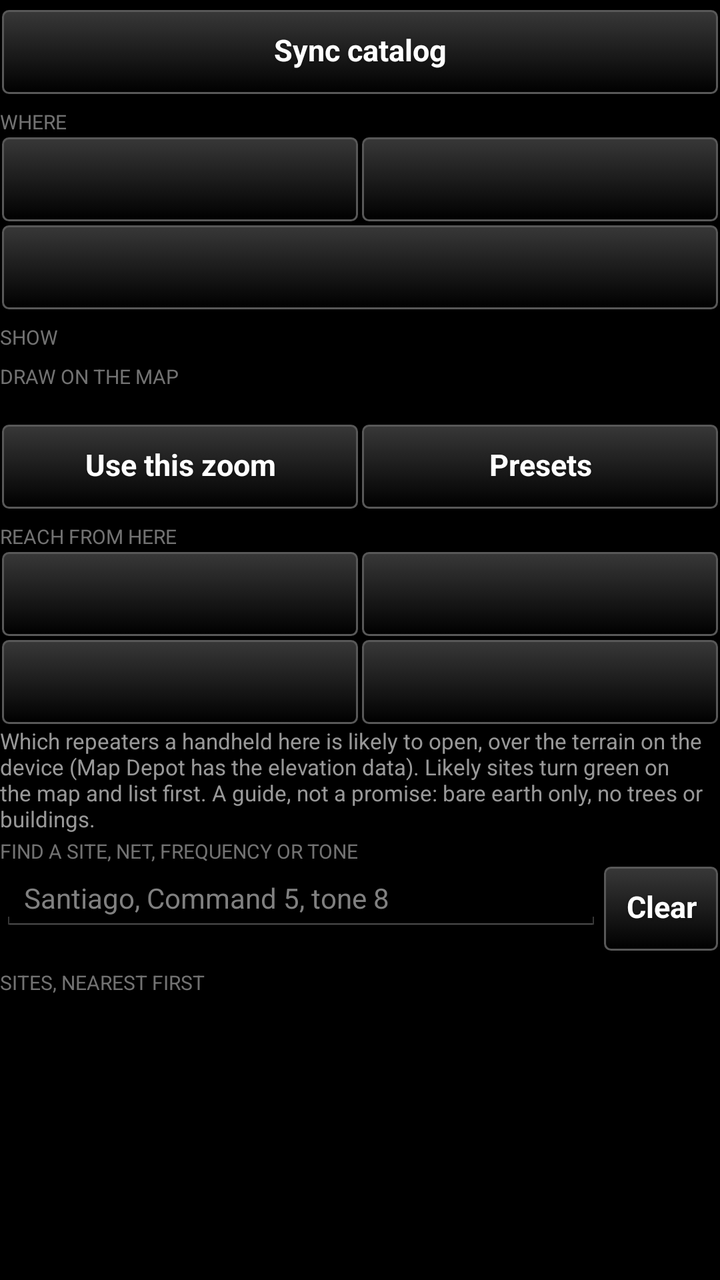
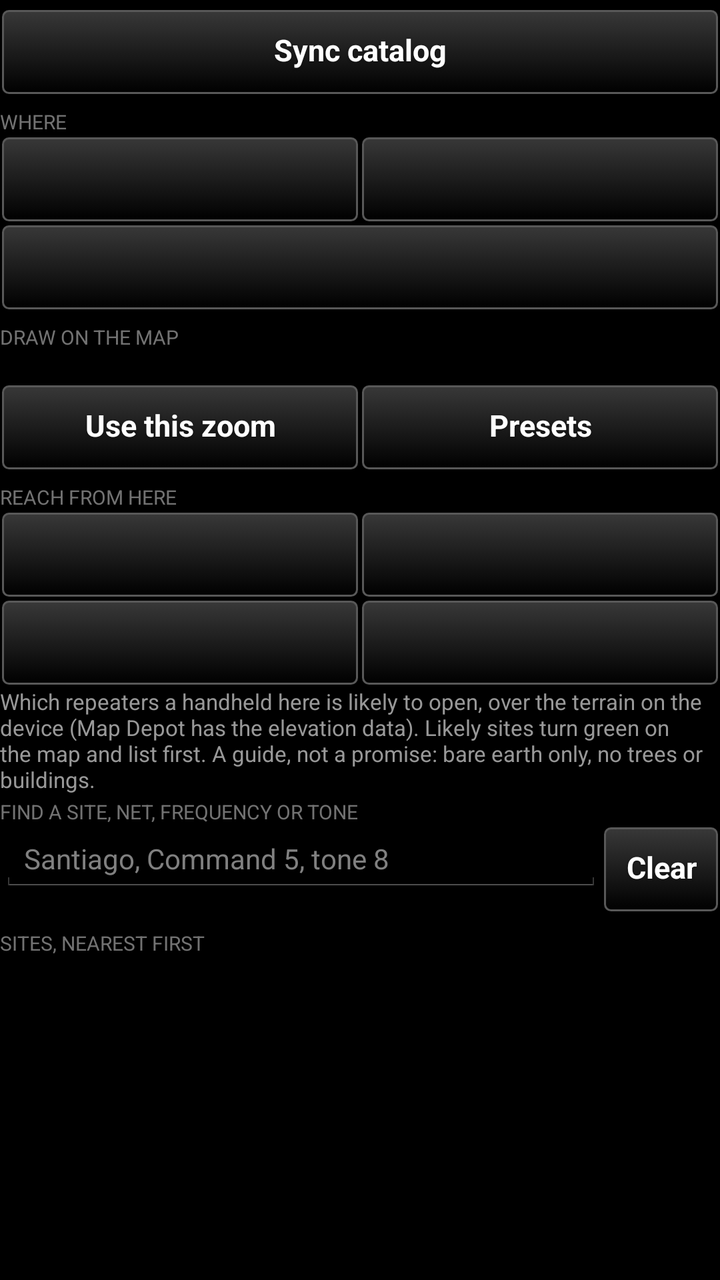

The first picture is an Android layout as it rendered before a commit; the second is the same layout after the commit. The layout source and the unified diff follow.
<!-- AndroidManifest.xml: application theme AppTheme -->
<!-- res/layout/controls_header.xml -->
<?xml version="1.0" encoding="utf-8"?>
<LinearLayout xmlns:android="http://schemas.android.com/apk/res/android"
    android:layout_width="match_parent"
    android:layout_height="wrap_content"
    android:orientation="vertical">

    
    <Button
        style="@style/TakwerxButton"
        android:id="@+id/sync"
        android:layout_width="match_parent"
        android:layout_height="wrap_content"
        android:layout_marginTop="4dp"
        android:text="@string/resync" />

    <TextView
        android:layout_width="match_parent"
        android:layout_height="wrap_content"
        android:text="Where"
        android:textSize="10sp"
        android:textAllCaps="true"
        android:paddingTop="6dp"
        android:alpha="0.6" />

    <LinearLayout
        android:layout_width="match_parent"
        android:layout_height="wrap_content"
        android:orientation="horizontal">

        <Button
            style="@style/TakwerxButton"
            android:id="@+id/state"
            android:layout_width="0dp"
            android:layout_weight="1"
            android:layout_height="wrap_content" />

        
        <Button
            style="@style/TakwerxButton"
            android:id="@+id/from"
            android:layout_width="0dp"
            android:layout_weight="1"
            android:layout_height="wrap_content" />
    </LinearLayout>

    <Button
        style="@style/TakwerxButton"
        android:id="@+id/radius"
        android:layout_width="match_parent"
        android:layout_height="wrap_content" />

    <TextView
        android:layout_width="match_parent"
        android:layout_height="wrap_content"
        android:text="Show"
        android:textSize="10sp"
        android:textAllCaps="true"
        android:paddingTop="6dp"
        android:alpha="0.6" />

    
    <LinearLayout
        android:id="@+id/agencies"
        android:layout_width="match_parent"
        android:layout_height="wrap_content"
        android:orientation="vertical" />

    <TextView
        android:layout_width="match_parent"
        android:layout_height="wrap_content"
        android:text="Draw on the map"
        android:textSize="10sp"
        android:textAllCaps="true"
        android:paddingTop="6dp"
        android:alpha="0.6" />

    <TextView
        android:id="@+id/zoom_label"
        android:layout_width="match_parent"
        android:layout_height="wrap_content"
        android:textSize="12sp" />

    <LinearLayout
        android:layout_width="match_parent"
        android:layout_height="wrap_content"
        android:orientation="horizontal">

        <Button
            style="@style/TakwerxButton"
            android:id="@+id/zoom_set"
            android:layout_width="0dp"
            android:layout_weight="1"
            android:layout_height="wrap_content"
            android:text="Use this zoom" />

        <Button
            style="@style/TakwerxButton"
            android:id="@+id/zoom_preset"
            android:layout_width="0dp"
            android:layout_weight="1"
            android:layout_height="wrap_content"
            android:text="Presets" />
    </LinearLayout>

    <TextView
        android:layout_width="match_parent"
        android:layout_height="wrap_content"
        android:text="Reach from here"
        android:textSize="10sp"
        android:textAllCaps="true"
        android:paddingTop="6dp"
        android:alpha="0.6" />

    <LinearLayout
        android:layout_width="match_parent"
        android:layout_height="wrap_content"
        android:orientation="horizontal">

        
        <Button
            style="@style/TakwerxButton"
            android:id="@+id/me_viewshed"
            android:layout_width="0dp"
            android:layout_weight="1"
            android:layout_height="wrap_content" />

        <Button
            style="@style/TakwerxButton"
            android:id="@+id/only_likely"
            android:layout_width="0dp"
            android:layout_weight="1"
            android:layout_height="wrap_content" />
    </LinearLayout>

    <LinearLayout
        android:layout_width="match_parent"
        android:layout_height="wrap_content"
        android:orientation="horizontal">

        
        <Button
            style="@style/TakwerxButton"
            android:id="@+id/me_height"
            android:layout_width="0dp"
            android:layout_weight="1"
            android:layout_height="wrap_content" />

        
        <Button
            style="@style/TakwerxButton"
            android:id="@+id/viewshed_range"
            android:layout_width="0dp"
            android:layout_weight="1"
            android:layout_height="wrap_content" />
    </LinearLayout>

    <TextView
        android:id="@+id/viewshed_note"
        android:layout_width="match_parent"
        android:layout_height="wrap_content"
        android:text="@string/viewshed_note"
        android:textSize="11sp"
        android:alpha="0.8" />

    <TextView
        android:layout_width="match_parent"
        android:layout_height="wrap_content"
        android:text="Find a site, net, frequency or tone"
        android:textSize="10sp"
        android:textAllCaps="true"
        android:paddingTop="2dp"
        android:alpha="0.6" />

    
    <LinearLayout
        android:layout_width="match_parent"
        android:layout_height="wrap_content"
        android:orientation="horizontal"
        android:baselineAligned="false">

        <EditText
            android:id="@+id/search"
            android:layout_width="0dp"
            android:layout_weight="1"
            android:layout_height="wrap_content"
            android:hint="@string/search_hint"
            android:inputType="text"
            android:maxLines="1"
            android:textSize="14sp" />

        <Button
            style="@style/TakwerxButton"
            android:id="@+id/search_clear"
            android:layout_width="wrap_content"
            android:layout_height="wrap_content"
            android:layout_gravity="center_vertical"
            android:text="@string/clear" />
    </LinearLayout>

    <TextView
        android:layout_width="match_parent"
        android:layout_height="wrap_content"
        android:text="Sites, nearest first"
        android:textSize="10sp"
        android:textAllCaps="true"
        android:paddingTop="8dp"
        android:alpha="0.6" />

</LinearLayout>
<!-- resources referenced by this layout -->
<resources>
  <string name="clear">Clear</string>
  <string name="resync">Sync catalog</string>
  <string name="search_hint">Santiago, Command 5, tone 8</string>
  <string name="viewshed_note">Which repeaters a handheld here is likely to open, over the terrain on the device (Map Depot has the elevation data). Likely sites turn green on the map and list first. A guide, not a promise: bare earth only, no trees or buildings.</string>
  <style name="TakwerxButton" parent="@style/darkButton">
          <item name="android:paddingLeft">12dp</item>
          <item name="android:paddingRight">12dp</item>
          <item name="android:paddingTop">6dp</item>
          <item name="android:paddingBottom">8dp</item>
          <item name="android:minHeight">44dp</item>
          <item name="android:minWidth">0dp</item>
          <item name="android:textSize">15sp</item>
          <item name="android:singleLine">true</item>
          <item name="android:ellipsize">end</item>
      </style>
  <style name="AppTheme" parent="@android:style/Theme.Holo">
          <item name="android:buttonStyle">@android:style/Widget.Button</item>
          <item name="android:imageButtonStyle">@android:style/Widget.Button</item>
          <item name="android:buttonStyleToggle">@android:style/Widget.Button</item>
          <item name="android:spinnerStyle">@style/ATAKSpinner</item>
          <item name="android:spinnerItemStyle">@style/ATAKSpinnerItem</item>
          <item name="android:editTextStyle">@style/ATAKEditText</item>
      </style>
  <style name="darkButton" parent="@android:style/Widget.Button">
          <item name="android:background">@drawable/btn_gray</item>
          <item name="android:shadowColor">@color/darker_gray</item>
          <item name="android:shadowDy">1</item>
          <item name="android:shadowRadius">2</item>
          <item name="android:textColor">@color/white</item>
          <item name="android:textStyle">bold</item>
          <item name="android:paddingTop">0dp</item>
          <item name="android:paddingBottom">3dp</item>
          <item name="android:textSize">@dimen/fontSize</item>
      </style>
  <style name="ATAKSpinner" parent="@android:style/Widget.Spinner">
          <item name="android:spinnerMode">dialog</item>
      </style>
  <style name="ATAKSpinnerItem">
          <item name="android:textColor">@android:color/white</item>
          <item name="android:dropDownVerticalOffset">0dip</item>
          <item name="android:dropDownHorizontalOffset">0dip</item>
          <item name="android:dropDownWidth">wrap_content</item>
          <item name="android:gravity">left|center_vertical</item>
      </style>
  <style name="ATAKEditText" parent="@android:style/Widget.EditText">
          
          
  
          
          <item name="android:imeOptions">flagNoFullscreen</item>
      </style>
  <color name="darker_gray">#121212</color>
  <color name="white">#ffffff</color>
  <dimen name="fontSize">14sp</dimen>
  <!-- drawable new_dark_button_disabled (drawable) -->
  <?xml version="1.0" encoding="utf-8"?>
  <layer-list xmlns:android="http://schemas.android.com/apk/res/android">
      <item android:bottom="1dp" android:right="1dp" android:left="1dp" android:top="1dp">
          <shape android:shape="rectangle">
              <corners android:radius="3dp" />
              <stroke
                  android:width="1dp"
                  android:color="#484848" />
              <solid android:color="#484848" />
          </shape>
      </item>
  </layer-list>
  <!-- unchanged entries left out for length: 3 -->
</resources>

<!-- the commit's change to res/layout/controls_header.xml (unified diff, before → after) -->
@@ -48,22 +48,6 @@
         android:id="@+id/radius"
         android:layout_width="match_parent"
         android:layout_height="wrap_content" />
-
-    <TextView
-        android:layout_width="match_parent"
-        android:layout_height="wrap_content"
-        android:text="Show"
-        android:textSize="10sp"
-        android:textAllCaps="true"
-        android:paddingTop="6dp"
-        android:alpha="0.6" />
-
-    
-    <LinearLayout
-        android:id="@+id/agencies"
-        android:layout_width="match_parent"
-        android:layout_height="wrap_content"
-        android:orientation="vertical" />
 
     <TextView
         android:layout_width="match_parent"
